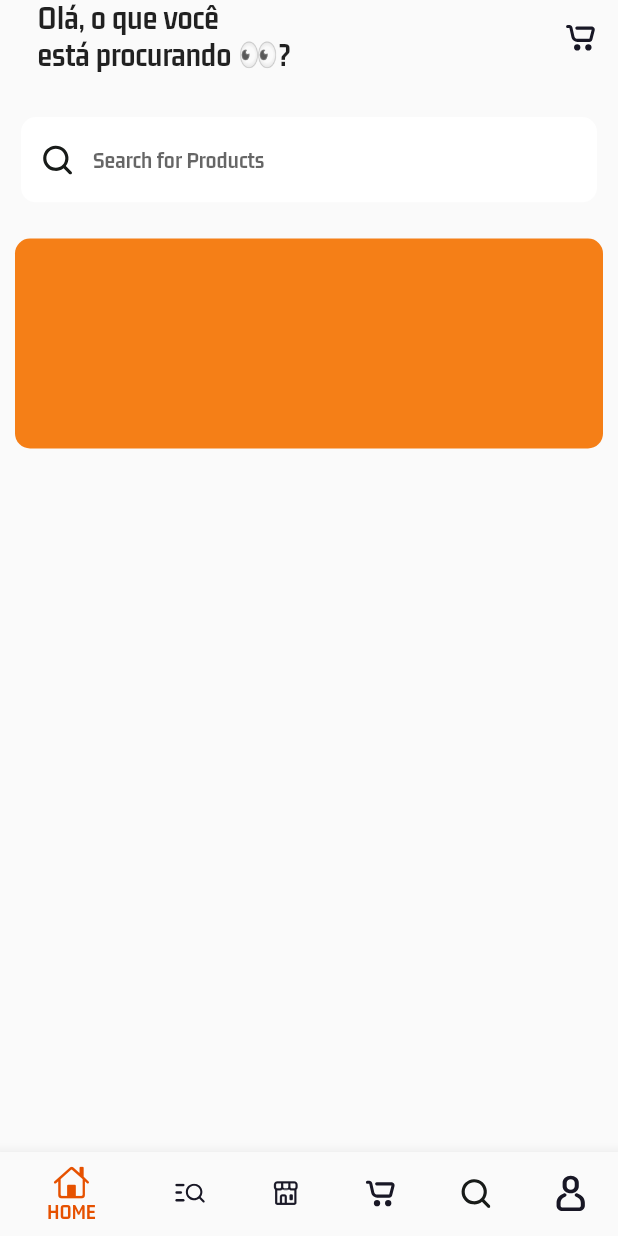
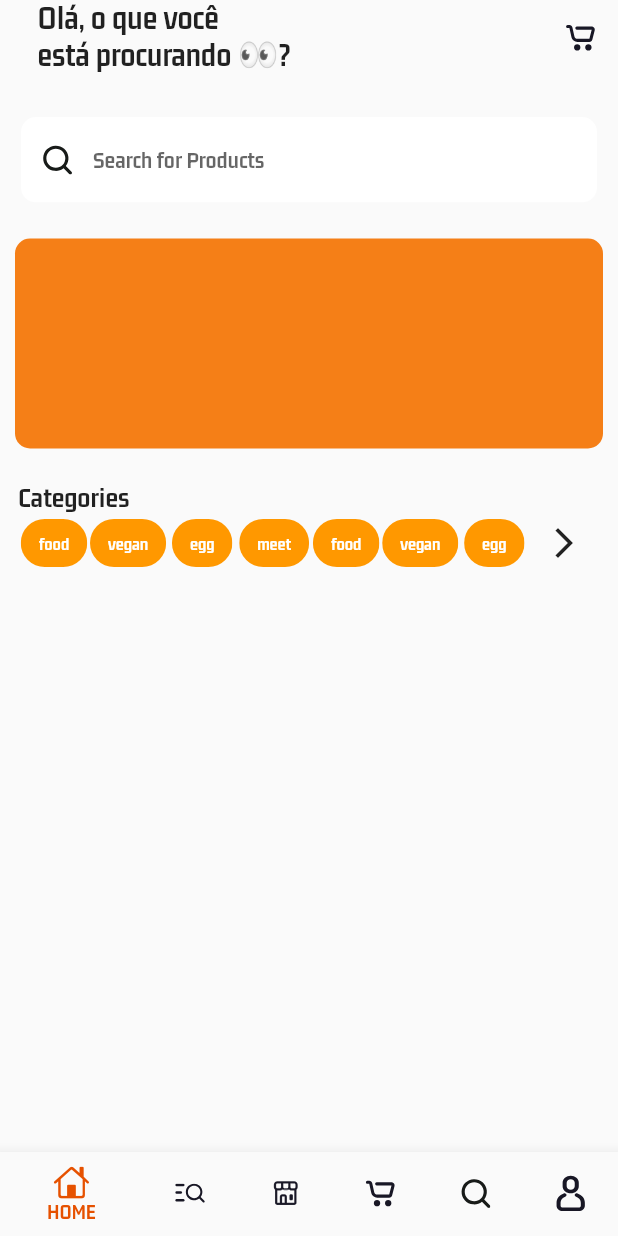
Before and after one commit to tdskrn/marques_construcao, a Flutter app: the screen it shows after launch, on a phone screen of 412 x 824 dp. Run offline on Flutter 3.47's test engine with Material 2 defaults, Android fonts, the phone set to English and light mode, and no system bars; our stand-ins replace cloud_firestore, firebase_core, flutter_svg; accounts and stored records are empty.

Commit message:
category text

```diff
--- a/lib/views/buyers/nav_screens/home_screen.dart
+++ b/lib/views/buyers/nav_screens/home_screen.dart
@@ -1,5 +1,6 @@
 import 'package:flutter/material.dart';
 import 'package:marques_construcao/views/buyers/nav_screens/widgets/banner_widget.dart';
+import 'package:marques_construcao/views/buyers/nav_screens/widgets/category_text.dart';
 import 'package:marques_construcao/views/buyers/nav_screens/widgets/search_input_widget.dart';
 import 'package:marques_construcao/views/buyers/nav_screens/widgets/welcome_text_widget.dart';
 
@@ -9,13 +10,15 @@ class HomeScreen extends StatelessWidget {
   @override
   Widget build(BuildContext context) {
     return Column(
+      crossAxisAlignment: CrossAxisAlignment.start,
       children: [
         WelcomeText(),
         SizedBox(
           height: 14,
         ),
         SearchInputWidget(),
-        BannerWidget()
+        BannerWidget(),
+        CategoryText(),
       ],
     );
   }
--- /dev/null
+++ b/lib/views/buyers/nav_screens/widgets/category_text.dart
@@ -0,0 +1,69 @@
+import 'package:flutter/material.dart';
+
+class CategoryText extends StatelessWidget {
+  final List<String> _categoryLabel = [
+    'food',
+    'vegan',
+    'egg',
+    'meet',
+    'food',
+    'vegan',
+    'egg',
+    'meet',
+    'food',
+    'vegan',
+    'egg',
+    'meet'
+  ];
+
+  @override
+  Widget build(BuildContext context) {
+    return Padding(
+      padding: const EdgeInsets.all(12.0),
+      child: Column(
+        crossAxisAlignment: CrossAxisAlignment.start,
+        children: <Widget>[
+          Text(
+            'Categories',
+            style: TextStyle(
+              fontSize: 19,
+            ),
+          ),
+          Container(
+            height: 40,
+            child: Row(
+              children: [
+                Expanded(
+                  child: ListView.builder(
+                    scrollDirection: Axis.horizontal,
+                    itemCount: _categoryLabel.length,
+                    itemBuilder: (context, index) {
+                      return ActionChip(
+                        backgroundColor: Colors.orange,
+                        onPressed: () {},
+                        label: Text(
+                          _categoryLabel[index],
+                          style: TextStyle(
+                            color: Colors.white,
+                            fontSize: 12,
+                            fontWeight: FontWeight.bold,
+                          ),
+                        ),
+                      );
+                    },
+                  ),
+                ),
+                IconButton(
+                  onPressed: () {},
+                  icon: Icon(
+                    Icons.arrow_forward_ios,
+                  ),
+                ),
+              ],
+            ),
+          )
+        ],
+      ),
+    );
+  }
+}
```
